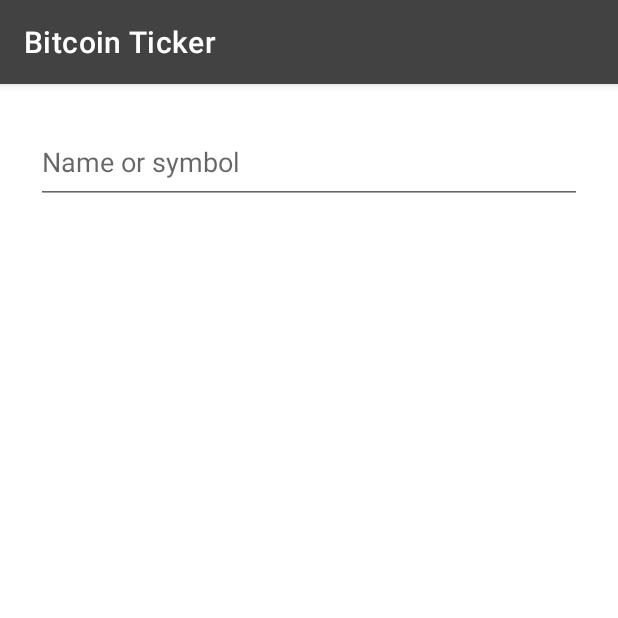
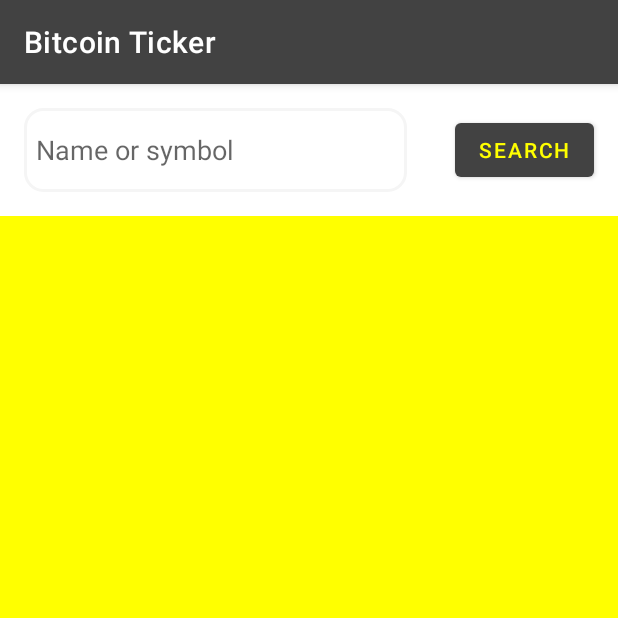
Before and after one commit to odukabdulbasit/Bitcoin-Ticker, an Android app: the ListSearchFragment screen opened through its navigation route, on a phone screen of 412 x 824 dp, the top half of it. Run offline under Robolectric (Android 15) with nearby library versions, the phone set to English and light mode, and no system bars; our stand-ins replace Firebase (no records; nobody signed in at launch, a user with empty details on screens opened directly), data binding; pictures from the network do not load; 3 statements that could not run were skipped.

Commit message:
Comleted ListSearchFragment process  (V1)

```diff
--- a/app/build.gradle
+++ b/app/build.gradle
@@ -1,6 +1,9 @@
 plugins {
     id 'com.android.application'
     id 'kotlin-android'
+    id 'kotlin-kapt'
+    id 'androidx.navigation.safeargs'
+    id 'kotlin-android-extensions'
 }
 
 android {
--- a/app/src/main/java/com/odukabdulbasit/bitcointicker/BindingAdapters.kt
+++ b/app/src/main/java/com/odukabdulbasit/bitcointicker/BindingAdapters.kt
@@ -1 +1,27 @@
 package com.odukabdulbasit.bitcointicker
+
+import androidx.databinding.BindingAdapter
+import androidx.recyclerview.widget.RecyclerView
+import com.odukabdulbasit.bitcointicker.listsearch.ListSearchAdapter
+import com.odukabdulbasit.bitcointicker.listsearch.ListSearchModel
+
+/*
+@BindingAdapter("imageUrl")
+fun loadImage(view : ImageView, url : String?){
+    Glide
+        .with(view.context)
+        .load("https://image.tmdb.org/t/p/w500/$url")
+        .apply(
+            RequestOptions()
+                .placeholder(R.drawable.loading_animation)
+                .error(R.drawable.ic_broken_image))
+        .into(view);
+}
+*/
+
+@BindingAdapter("listData")
+fun bindRecyclerViewList(recyclerView: RecyclerView, coinIdety : List<ListSearchModel>?){
+
+    val adapter = recyclerView.adapter as ListSearchAdapter?
+    adapter?.submitList(coinIdety)
+}
--- a/app/src/main/java/com/odukabdulbasit/bitcointicker/api/Service.kt
+++ b/app/src/main/java/com/odukabdulbasit/bitcointicker/api/Service.kt
@@ -1,6 +1,7 @@
 package com.odukabdulbasit.bitcointicker.api
 
 
+import com.odukabdulbasit.bitcointicker.listsearch.ListSearchModel
 import com.squareup.moshi.Moshi
 import com.squareup.moshi.kotlin.reflect.KotlinJsonAdapterFactory
 import retrofit2.Retrofit
@@ -14,7 +15,7 @@ interface CoinApiService{
     @GET("api/v3/coins/list")
     suspend fun getCoinList(
 
-    ) : String
+    ) : List<ListSearchModel>
 }
 
 private val moshi = Moshi.Builder()
--- /dev/null
+++ b/app/src/main/java/com/odukabdulbasit/bitcointicker/detail/DetailModel.kt
@@ -0,0 +1,4 @@
+package com.odukabdulbasit.bitcointicker.detail
+
+class DetailModel {
+}
--- a/app/src/main/java/com/odukabdulbasit/bitcointicker/listsearch/ListSearchFragment.kt
+++ b/app/src/main/java/com/odukabdulbasit/bitcointicker/listsearch/ListSearchFragment.kt
@@ -1,14 +1,23 @@
 package com.odukabdulbasit.bitcointicker.listsearch
 
 import android.os.Bundle
-import androidx.fragment.app.Fragment
 import android.view.LayoutInflater
 import android.view.View
 import android.view.ViewGroup
-import com.odukabdulbasit.bitcointicker.R
+import androidx.fragment.app.Fragment
+import androidx.lifecycle.Observer
+import androidx.lifecycle.ViewModelProvider
+import androidx.navigation.fragment.findNavController
 import com.odukabdulbasit.bitcointicker.databinding.FragmentListSearchBinding
 
+
 class ListSearchFragment : Fragment() {
+
+    private val viewModel: ListSearchViewModel by lazy {
+        val activity = requireNotNull(this.activity)
+        ViewModelProvider(this, ListSearchViewModel.Factory(activity.application)).get(ListSearchViewModel::class.java)
+    }
+
 
     override fun onCreateView(
         inflater: LayoutInflater, container: ViewGroup?,
@@ -17,9 +26,31 @@ class ListSearchFragment : Fragment() {
         // Inflate the layout for this fragment
         val binding = FragmentListSearchBinding.inflate(inflater)
 
-        binding.listsearchviewmodel = ListSearchViewModel()
+        binding.listsearchviewmodel = viewModel
         binding.lifecycleOwner = this
+        binding.srcButtton.visibility = View.VISIBLE
 
+
+        val adapter = ListSearchAdapter(ListSearchAdapter.OnClickListener{ coin ->
+
+            findNavController().navigate(ListSearchFragmentDirections.actionListSearchFragmentToDetailFragment(coin))
+        })
+
+        binding.coinsRecyclerView.adapter = adapter
+        binding.srcButtton.setOnClickListener {
+
+            if (!binding.searchEditText.text.isEmpty()){
+                viewModel.searchingText(binding.searchEditText.text.toString())
+                binding.searchEditText.text.clear()
+            }
+
+        }
+
+        viewModel.searchedCoinsId.observe(this.viewLifecycleOwner, Observer {
+            //it will update the recyclerview
+            adapter.submitList(listOf(it))
+            binding.srcButtton.visibility = View.INVISIBLE
+        })
         return binding.root
     }
 
--- a/app/src/main/java/com/odukabdulbasit/bitcointicker/listsearch/ListSearchViewModel.kt
+++ b/app/src/main/java/com/odukabdulbasit/bitcointicker/listsearch/ListSearchViewModel.kt
@@ -1,12 +1,21 @@
 package com.odukabdulbasit.bitcointicker.listsearch
 
+import android.app.Application
 import android.util.Log
-import androidx.lifecycle.ViewModel
-import androidx.lifecycle.viewModelScope
+import android.widget.Toast
+import androidx.lifecycle.*
 import com.odukabdulbasit.bitcointicker.api.CoinApi
 import kotlinx.coroutines.launch
 
-class ListSearchViewModel : ViewModel(){
+class ListSearchViewModel(val application: Application) : ViewModel(){
+
+    private val _coinsIdenties = MutableLiveData<List<ListSearchModel>>()
+    val coinsIdenties: LiveData<List<ListSearchModel>>
+        get() = _coinsIdenties
+
+    private val _searchedCoinsId = MutableLiveData<ListSearchModel?>()
+    val searchedCoinsId: LiveData<ListSearchModel?>
+        get() = _searchedCoinsId
 
     init {
         getCoinList()
@@ -15,8 +24,9 @@ class ListSearchViewModel : ViewModel(){
     private fun getCoinList() {
         viewModelScope.launch {
             try {
-                var listResult = CoinApi.retrofitCoinService.getCoinList()
-                Log.i("ListSearchViewModel", "$listResult")
+                _coinsIdenties.value =  CoinApi.retrofitCoinService.getCoinList()
+                //var listResult = CoinApi.retrofitCoinService.getCoinList()
+                //Log.i("ListSearchViewModel", "${listResult[1].name}")
                 //_response.value = "Success: ${listResult.size} Coins retrieved"
             } catch (e: Exception) {
                // _response.value = "Failure: ${e.message}"
@@ -25,4 +35,26 @@ class ListSearchViewModel : ViewModel(){
         }
     }
 
+
+    fun searchingText(textToSearch: String){
+
+        val mainList = _coinsIdenties.value
+        for (i in 0..mainList!!.size.minus(1)){
+            if (mainList[i].name!!.contains(textToSearch) || mainList[i].symbol!!.contains(textToSearch) ){
+                _searchedCoinsId.value = mainList[i]
+            }else{
+                Toast.makeText(application, "Undefined value!", Toast.LENGTH_LONG).show()
+            }
+        }
+    }
+
+    class Factory(val app: Application) : ViewModelProvider.Factory {
+        override fun <T : ViewModel?> create(modelClass: Class<T>): T {
+            if (modelClass.isAssignableFrom(ListSearchViewModel::class.java)) {
+                @Suppress("UNCHECKED_CAST")
+                return ListSearchViewModel(app) as T
+            }
+            throw IllegalArgumentException("Unable to construct viewmodel")
+        }
+    }
 }
--- a/app/src/main/java/com/odukabdulbasit/bitcointicker/login/loginregisterui/LoginFragment.kt
+++ b/app/src/main/java/com/odukabdulbasit/bitcointicker/login/loginregisterui/LoginFragment.kt
@@ -1,10 +1,10 @@
 package com.odukabdulbasit.bitcointicker.login.loginregisterui
 
 import android.os.Bundle
-import androidx.fragment.app.Fragment
 import android.view.LayoutInflater
 import android.view.View
 import android.view.ViewGroup
+import androidx.fragment.app.Fragment
 import androidx.lifecycle.Observer
 import androidx.lifecycle.ViewModelProvider
 import androidx.navigation.fragment.findNavController
@@ -21,12 +21,6 @@ class LoginFragment : Fragment() {
         ViewModelProvider(this, LoginViewModel.Factory(activity.application)).get(LoginViewModel::class.java)
     }
 
-
-
-    override fun onCreate(savedInstanceState: Bundle?) {
-        super.onCreate(savedInstanceState)
-
-    }
 
     override fun onCreateView(
         inflater: LayoutInflater, container: ViewGroup?,
--- a/app/src/main/res/layout/fragment_list_search.xml
+++ b/app/src/main/res/layout/fragment_list_search.xml
@@ -4,6 +4,7 @@
     xmlns:tools="http://schemas.android.com/tools">
 
     <data>
+
         <variable
             name="listsearchviewmodel"
             type="com.odukabdulbasit.bitcointicker.listsearch.ListSearchViewModel" />
@@ -18,22 +19,52 @@
         <EditText
             android:id="@+id/searchEditText"
             style="@style/loginEditTextStyle"
-            android:layout_marginStart="24dp"
-            android:layout_marginTop="24dp"
-            android:layout_marginEnd="24dp"
+            android:layout_width="0dp"
+            android:layout_marginStart="16dp"
+            android:layout_marginTop="16dp"
+            android:background="@drawable/loginedittextbacround"
             android:hint="@string/search"
-            app:layout_constraintEnd_toEndOf="parent"
+            android:padding="8dp"
+            app:layout_constraintEnd_toStartOf="@+id/srcButtton"
             app:layout_constraintStart_toStartOf="parent"
             app:layout_constraintTop_toTopOf="parent" />
 
         <androidx.recyclerview.widget.RecyclerView
+            android:id="@+id/coinsRecyclerView"
+            listData="@{listsearchviewmodel.coinsIdenties}"
             android:layout_width="match_parent"
             android:layout_height="0dp"
-            android:layout_marginTop="36dp"
+            android:layout_marginTop="16dp"
+            android:background="@color/primaryTextColor"
+            android:clipToPadding="false"
+            app:layoutManager="androidx.recyclerview.widget.LinearLayoutManager"
             app:layout_constraintBottom_toBottomOf="parent"
             app:layout_constraintEnd_toEndOf="parent"
             app:layout_constraintStart_toStartOf="parent"
-            app:layout_constraintTop_toBottomOf="@+id/searchEditText" />
+            app:layout_constraintTop_toBottomOf="@+id/searchEditText"
+            tools:itemCount="8"
+            tools:listitem="@layout/listsearch_list_item" />
 
+        <ProgressBar
+            android:id="@+id/status_loading_wheel"
+            android:layout_width="wrap_content"
+            android:layout_height="wrap_content"
+            android:indeterminate="true"
+            android:visibility="gone"
+            android:contentDescription="@string/loading"
+            app:layout_constraintBottom_toBottomOf="parent"
+            app:layout_constraintLeft_toLeftOf="parent"
+            app:layout_constraintRight_toRightOf="parent"
+            app:layout_constraintTop_toTopOf="parent" />
+
+        <Button
+            android:id="@+id/srcButtton"
+            android:layout_width="wrap_content"
+            android:layout_height="wrap_content"
+            android:layout_marginEnd="16dp"
+            android:text="Search"
+            app:layout_constraintBottom_toBottomOf="@+id/searchEditText"
+            app:layout_constraintEnd_toEndOf="parent"
+            app:layout_constraintTop_toTopOf="@+id/searchEditText" />
     </androidx.constraintlayout.widget.ConstraintLayout>
 </layout>
--- a/app/src/main/res/mipmap-anydpi-v26/ic_launcher.xml
+++ b/app/src/main/res/mipmap-anydpi-v26/ic_launcher.xml
@@ -1,5 +1,5 @@
 <?xml version="1.0" encoding="utf-8"?>
 <adaptive-icon xmlns:android="http://schemas.android.com/apk/res/android">
-    <background android:drawable="@drawable/ic_launcher_background" />
-    <foreground android:drawable="@drawable/ic_launcher_foreground" />
+    <background android:drawable="@color/ic_launcher_background"/>
+    <foreground android:drawable="@drawable/ic_launcher_foreground"/>
 </adaptive-icon>
--- a/app/src/main/res/navigation/navigation.xml
+++ b/app/src/main/res/navigation/navigation.xml
@@ -38,5 +38,10 @@
         android:id="@+id/detailFragment"
         android:name="com.odukabdulbasit.bitcointicker.detail.DetailFragment"
         android:label="fragment_detail"
-        tools:layout="@layout/fragment_detail" />
+        tools:layout="@layout/fragment_detail">
+
+        <argument
+            android:name="selectedCoin"
+            app:argType="com.odukabdulbasit.bitcointicker.listsearch.ListSearchModel"/>
+    </fragment>
 </navigation>
--- /dev/null
+++ b/app/src/main/res/values/ic_launcher_background.xml
@@ -0,0 +1,4 @@
+<?xml version="1.0" encoding="utf-8"?>
+<resources>
+    <color name="ic_launcher_background">#3C3C3C</color>
+</resources>
--- a/app/src/main/res/values/strings.xml
+++ b/app/src/main/res/values/strings.xml
@@ -8,4 +8,5 @@
     <string name="registerTextViewText"><u>Register</u></string>
     <string name="registerbutontext">Register</string>
     <string name="search">Name or symbol</string>
+    <string name="loading">Loading</string>
 </resources>
--- a/build.gradle
+++ b/build.gradle
@@ -10,6 +10,7 @@ buildscript {
         classpath "com.android.tools.build:gradle:4.1.1"
         classpath "org.jetbrains.kotlin:kotlin-gradle-plugin:$kotlin_version"
         classpath 'com.google.gms:google-services:4.3.10'
+        classpath "android.arch.navigation:navigation-safe-args-gradle-plugin:1.0.0"
 
         // NOTE: Do not place your application dependencies here; they belong
         // in the individual module build.gradle files
```
Also changed, not shown: app/src/main/java/com/odukabdulbasit/bitcointicker/listsearch/ListSearchAdapter.kt (+52 -0 lines), app/src/main/java/com/odukabdulbasit/bitcointicker/listsearch/ListSearchModel.kt (+7 -1 lines), app/src/main/res/drawable-v24/ic_broken_image.xml (added, +27 -0 lines), app/src/main/res/drawable-v24/loading_animation.xml (added, +23 -0 lines), app/src/main/res/drawable-v24/loading_img.xml (added, +39 -0 lines), app/src/main/res/drawable/ic_launcher_foreground.xml (added, +15 -0 lines), app/src/main/res/layout/listsearch_list_item.xml (added, +47 -0 lines), 1 other file.
